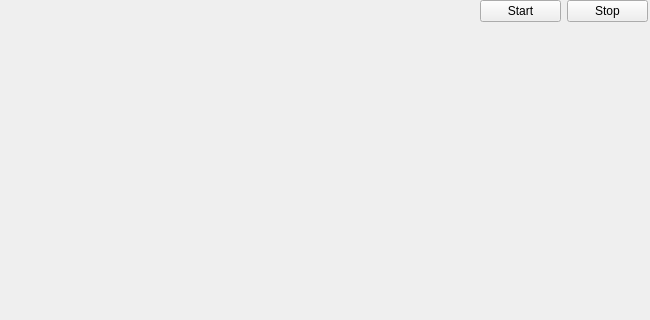
Before: the Qt Designer form main_window.ui in kusstas/PhysBall, drawn with Qt 5; both pictures show x 0 to 650 and y 0 to 320 of the 650 by 650 pixel window.
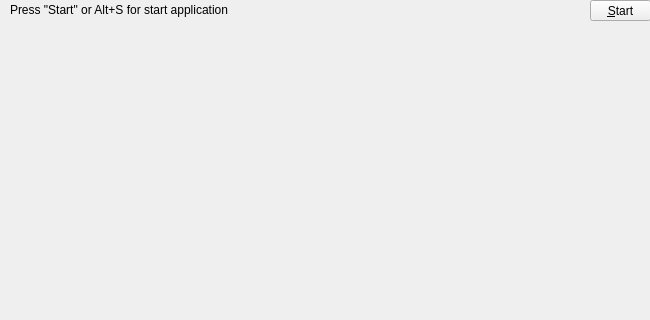
After: the same form once the commit is applied.

Patch:
```diff
--- a/main_window.ui
+++ b/main_window.ui
@@ -23,34 +23,52 @@
    </size>
   </property>
   <property name="windowTitle">
-   <string>MainWindow</string>
+   <string>PhysBall</string>
+  </property>
+  <property name="toolButtonStyle">
+   <enum>Qt::ToolButtonIconOnly</enum>
+  </property>
+  <property name="documentMode">
+   <bool>false</bool>
   </property>
   <widget class="QWidget" name="centralwidget">
-   <widget class="QWidget" name="">
+   <widget class="QPushButton" name="btnStartStop">
     <property name="geometry">
      <rect>
-      <x>480</x>
+      <x>590</x>
       <y>0</y>
-      <width>168</width>
-      <height>23</height>
+      <width>61</width>
+      <height>21</height>
      </rect>
     </property>
-    <layout class="QGridLayout" name="gridLayout">
-     <item row="0" column="0">
-      <widget class="QPushButton" name="pushButtonStart">
-       <property name="text">
-        <string>Start</string>
-       </property>
-      </widget>
-     </item>
-     <item row="0" column="1">
-      <widget class="QPushButton" name="pushButtonStop">
-       <property name="text">
-        <string>Stop</string>
-       </property>
-      </widget>
-     </item>
-    </layout>
+    <property name="text">
+     <string>&amp;Start</string>
+    </property>
+    <property name="checkable">
+     <bool>true</bool>
+    </property>
+    <property name="autoDefault">
+     <bool>false</bool>
+    </property>
+    <property name="default">
+     <bool>false</bool>
+    </property>
+    <property name="flat">
+     <bool>false</bool>
+    </property>
+   </widget>
+   <widget class="QLabel" name="txtLocation">
+    <property name="geometry">
+     <rect>
+      <x>10</x>
+      <y>0</y>
+      <width>581</width>
+      <height>20</height>
+     </rect>
+    </property>
+    <property name="text">
+     <string>Press &quot;Start&quot; or Alt+S for start application</string>
+    </property>
    </widget>
   </widget>
   <widget class="QMenuBar" name="menubar">
```
Left out of the diff: 12 changed lines with no effect on the pictures.
